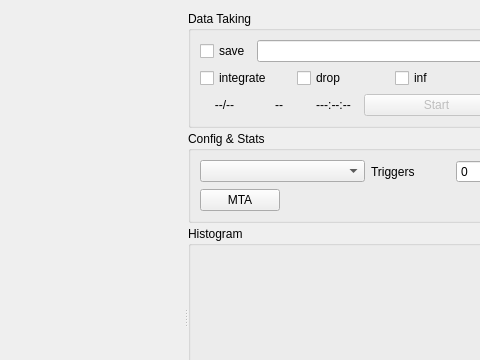
Above: SpidrMpx3Eq/qcstmglvisualization.ui from navrit/dexter before the change; both pictures show x 486 to 966 and y 0 to 360 of the 1190 by 634 pixel window. Below: the same form after it.
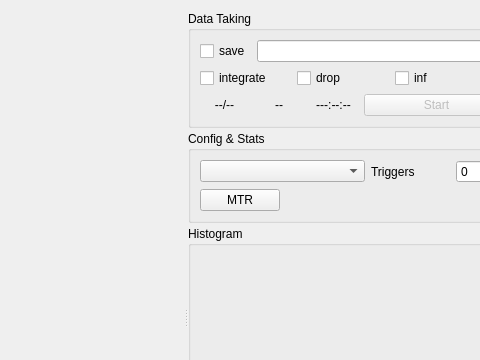
That is the form after the change. Custom widgets are drawn as their Qt base class.

The edit to the form file:
```diff
--- a/SpidrMpx3Eq/qcstmglvisualization.ui
+++ b/SpidrMpx3Eq/qcstmglvisualization.ui
@@ -412,7 +412,7 @@
                </sizepolicy>
               </property>
               <property name="text">
-               <string>MTA</string>
+               <string>MTR</string>
               </property>
              </widget>
             </item>
```
Left out of the diff: 6 changed lines with no effect on the pictures.
